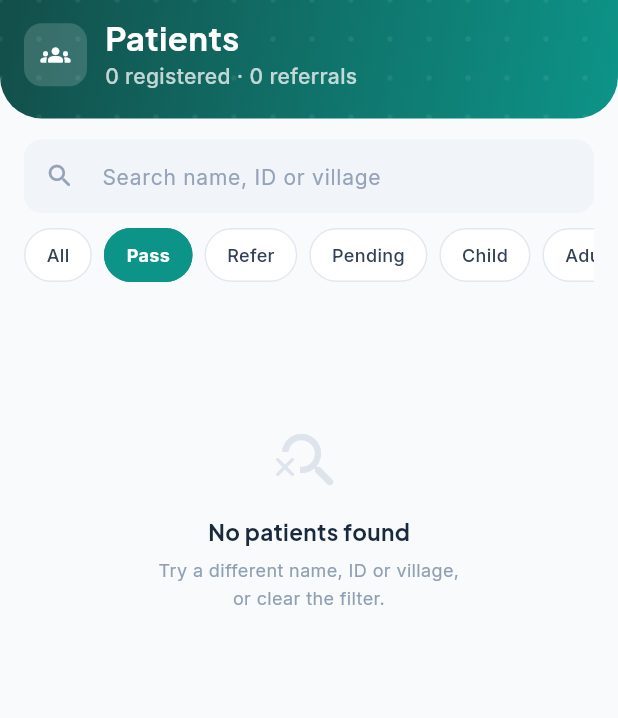
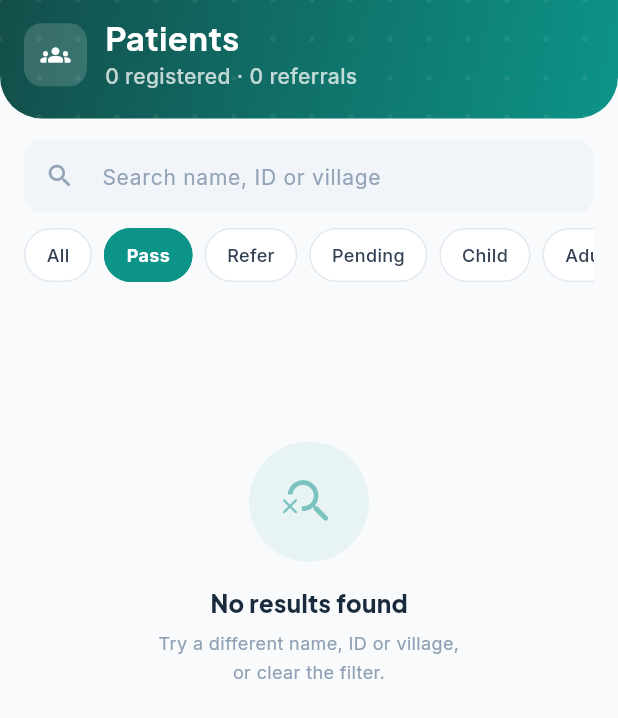
Before and after one commit to mugisharayan/VisionScreen-Mobile-Application, a Flutter app: the PatientsScreen screen opened directly, after a tap on "Pass", on a phone screen of 412 x 824 dp. Shown: the top 718 px of the screen. Run offline on Flutter 3.47's test engine with Material 3 defaults, Android fonts, the phone set to English and light mode, and no system bars; our stand-ins replace camera, connectivity_plus, flutter_tts, geocoding, geolocator, google_fonts and 9 more; missing offline and left inert: google_mlkit_face_detection, mongo_dart, screen_brightness; accounts and stored records are empty.

Commit message:
(patients_screen): Enhanced empty state UI and add screening prompt

```diff
--- a/lib/screens/patients_screen.dart
+++ b/lib/screens/patients_screen.dart
@@ -956,7 +956,17 @@ class _PatientsScreenState extends State<PatientsScreen> {
               ),
             ],
           ),
-          child: Column(
+          child: ClipRRect(
+            borderRadius: BorderRadius.circular(15),
+            child: Stack(
+              children: [
+                Positioned(
+                  left: 0,
+                  top: 0,
+                  bottom: 0,
+                  child: Container(width: 4, color: accentColor),
+                ),
+                Column(
             children: [
               // -- Top body --
               Padding(
@@ -1386,6 +1396,9 @@ class _PatientsScreenState extends State<PatientsScreen> {
               ),
             ],
           ),
+              ],
+            ),
+          ),
         ),
       ),
     );
@@ -1519,29 +1532,42 @@ class _PatientsScreenState extends State<PatientsScreen> {
 
   // -- Empty state --
   Widget _buildEmpty() {
+    final isSearching = _query.isNotEmpty || _filter != 'All';
     return SizedBox(
-      height: 300,
+      height: 360,
       child: Center(
         child: Column(
           mainAxisSize: MainAxisSize.min,
           children: [
-            const Icon(
-              Icons.search_off_rounded,
-              size: 48,
-              color: Color(0xFFDDE4EC),
-            ),
-            const SizedBox(height: 12),
+            Container(
+              width: 80,
+              height: 80,
+              decoration: BoxDecoration(
+                color: _teal.withValues(alpha: 0.07),
+                shape: BoxShape.circle,
+              ),
+              child: Icon(
+                isSearching
+                    ? Icons.search_off_rounded
+                    : Icons.people_outline_rounded,
+                size: 38,
+                color: _teal.withValues(alpha: 0.5),
+              ),
+            ),
+            const SizedBox(height: 16),
             Text(
-              'No patients found',
+              isSearching ? 'No results found' : 'No patients yet',
               style: GoogleFonts.plusJakartaSans(
-                fontSize: 15,
-                fontWeight: FontWeight.w700,
+                fontSize: 16,
+                fontWeight: FontWeight.w800,
                 color: const Color(0xFF1A2A3D),
               ),
             ),
             const SizedBox(height: 6),
             Text(
-              'Try a different name, ID or village,\nor clear the filter.',
+              isSearching
+                  ? 'Try a different name, ID or village,\nor clear the filter.'
+                  : 'Register your first patient to get started\nwith vision screening.',
               textAlign: TextAlign.center,
               style: GoogleFonts.inter(
                 fontSize: 12,
@@ -1549,6 +1575,57 @@ class _PatientsScreenState extends State<PatientsScreen> {
                 height: 1.6,
               ),
             ),
+            if (!isSearching) ...[
+              const SizedBox(height: 24),
+              Material(
+                color: Colors.transparent,
+                child: InkWell(
+                  onTap: () => MainShellScope.of(context)
+                      .selectTab(MainShellTab.home),
+                  borderRadius: BorderRadius.circular(12),
+                  child: Container(
+                    padding: const EdgeInsets.symmetric(
+                      horizontal: 24,
+                      vertical: 12,
+                    ),
+                    decoration: BoxDecoration(
+                      gradient: const LinearGradient(
+                        colors: [Color(0xFF134E4A), Color(0xFF0D9488)],
+                        begin: Alignment.topLeft,
+                        end: Alignment.bottomRight,
+                      ),
+                      borderRadius: BorderRadius.circular(12),
+                      boxShadow: [
+                        BoxShadow(
+                          color: _teal.withValues(alpha: 0.35),
+                          blurRadius: 12,
+                          offset: const Offset(0, 4),
+                        ),
+                      ],
+                    ),
+                    child: Row(
+                      mainAxisSize: MainAxisSize.min,
+                      children: [
+                        const Icon(
+                          Icons.add_rounded,
+                          size: 18,
+                          color: Colors.white,
+                        ),
+                        const SizedBox(width: 8),
+                        Text(
+                          'Start a screening',
+                          style: GoogleFonts.inter(
+                            fontSize: 13,
+                            fontWeight: FontWeight.w700,
+                            color: Colors.white,
+                          ),
+                        ),
+                      ],
+                    ),
+                  ),
+                ),
+              ),
+            ],
           ],
         ),
       ),
@@ -2662,12 +2739,42 @@ class _CampaignDetailScreenState extends State<_CampaignDetailScreen> {
                 ? const Center(child: CircularProgressIndicator(color: _teal))
                 : _patients.isEmpty
                 ? Center(
-                    child: Text(
-                      'No patients in this campaign yet.',
-                      style: GoogleFonts.inter(
-                        fontSize: 13,
-                        color: const Color(0xFF94A3B8),
-                      ),
+                    child: Column(
+                      mainAxisSize: MainAxisSize.min,
+                      children: [
+                        Container(
+                          width: 72,
+                          height: 72,
+                          decoration: BoxDecoration(
+                            color: _teal.withValues(alpha: 0.07),
+                            shape: BoxShape.circle,
+                          ),
+                          child: Icon(
+                            Icons.people_outline_rounded,
+                            size: 34,
+                            color: _teal.withValues(alpha: 0.5),
+                          ),
+                        ),
+                        const SizedBox(height: 16),
+                        Text(
+                          'No patients yet',
+                          style: GoogleFonts.plusJakartaSans(
+                            fontSize: 16,
+                            fontWeight: FontWeight.w800,
+                            color: const Color(0xFF1A2A3D),
+                          ),
+                        ),
+                        const SizedBox(height: 6),
+                        Text(
+                          'Tap \'Add Patient\' below to start\nscreening in this campaign.',
+                          textAlign: TextAlign.center,
+                          style: GoogleFonts.inter(
+                            fontSize: 12,
+                            color: const Color(0xFF8FA0B4),
+                            height: 1.6,
+                          ),
+                        ),
+                      ],
                     ),
                   )
                 : RefreshIndicator(
```
